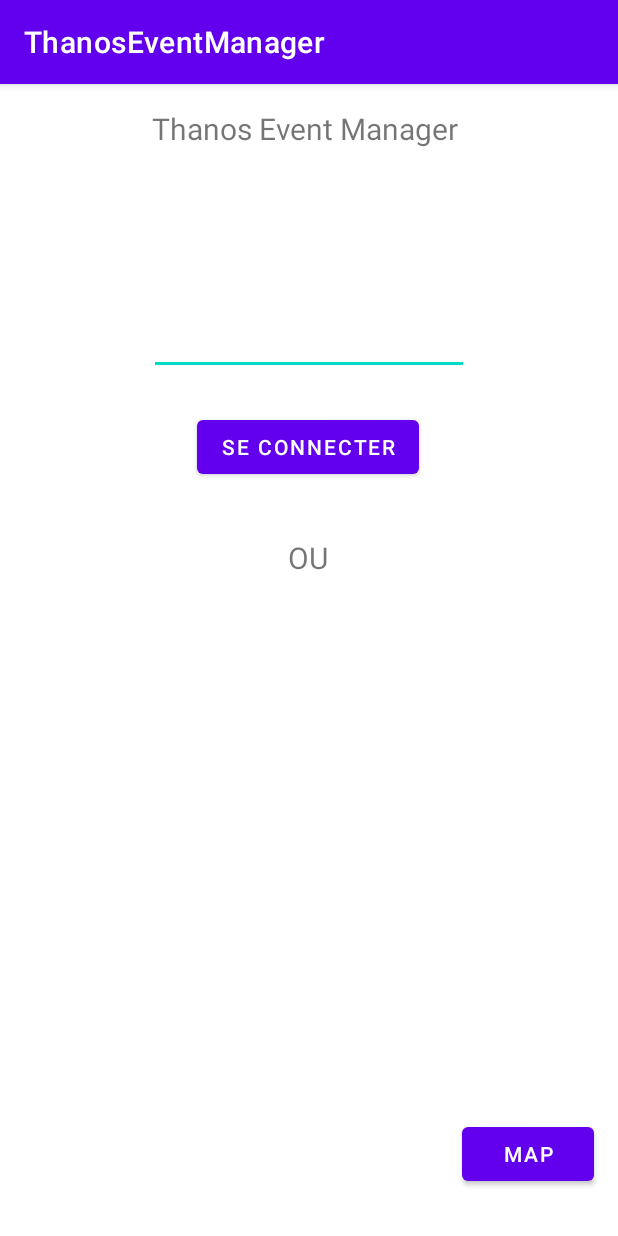
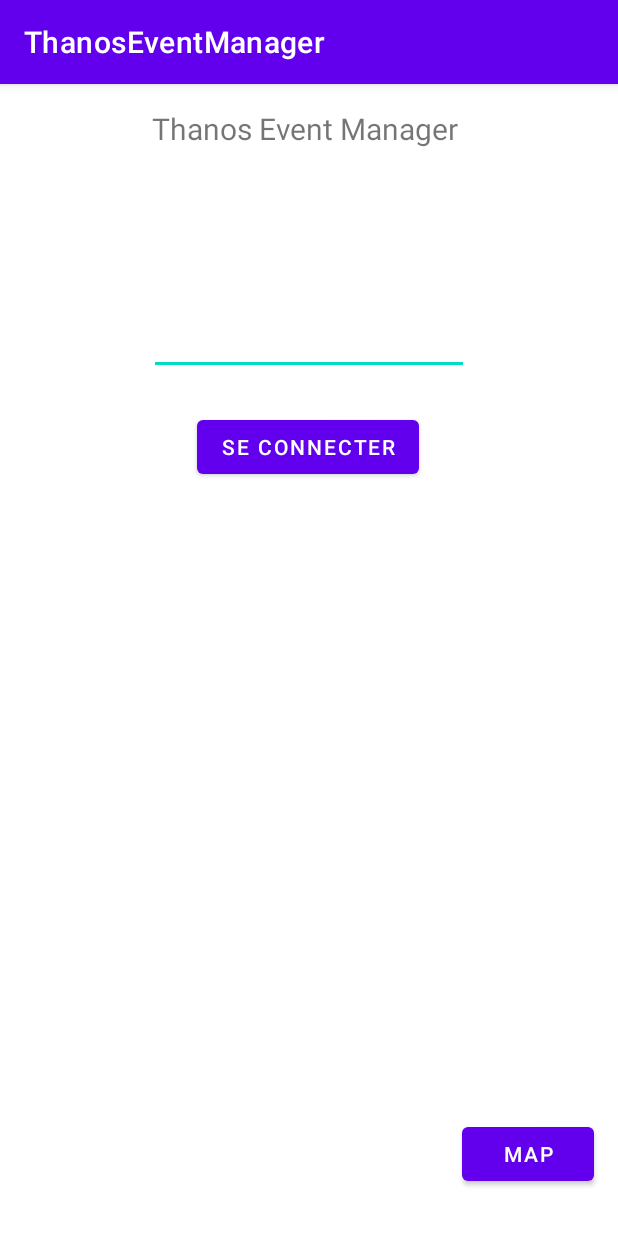
Before and after one commit to BenCrlt/ThanosEventManager, an Android app: the screen it shows after launch (MainActivity), on a phone screen of 412 x 824 dp. Run offline under Robolectric (Android 15) with nearby library versions, the phone set to English and light mode, and no system bars.

Commit message:
update_Antoine_18/12

```diff
--- a/ThanosEventManager/app/src/main/java/com/example/thanoseventmanager/MainActivity.java
+++ b/ThanosEventManager/app/src/main/java/com/example/thanoseventmanager/MainActivity.java
@@ -20,31 +20,37 @@ public class MainActivity extends AppCompatActivity {
     @Override
     protected void onStart() {
         super.onStart();
+        Log.i(TAG, "on start" + getLocalClassName()) ;
     }
 
     @Override
     protected void onStop() {
         super.onStop();
+        Log.i(TAG, "on stop" + getLocalClassName()) ;
     }
 
     @Override
     protected void onDestroy() {
         super.onDestroy();
+        Log.i(TAG, "on destroy" + getLocalClassName()) ;
     }
 
     @Override
     protected void onPause() {
         super.onPause();
+        Log.i(TAG, "on pause" + getLocalClassName()) ;
     }
 
     @Override
     protected void onResume() {
         super.onResume();
+        Log.i(TAG, "on resume" + getLocalClassName()) ;
     }
 
     @Override
     protected void onRestart() {
         super.onRestart();
+        Log.i(TAG, "on restart" + getLocalClassName()) ;
     }
 
     public void onClickMap(View v){
@@ -62,13 +68,4 @@ public class MainActivity extends AppCompatActivity {
         Intent intent_Login = new Intent(this, MainAfterLogin.class) ;
         startActivity(intent_Login) ;
     }
-
-    // Phone Text
-
-
-
-
-    // Bouton Sign In
-
-
 }
--- a/ThanosEventManager/app/src/main/res/layout/activity_main.xml
+++ b/ThanosEventManager/app/src/main/res/layout/activity_main.xml
@@ -41,18 +41,6 @@
         app:layout_constraintStart_toStartOf="parent"
         app:layout_constraintTop_toBottomOf="@+id/textView3" />
 
-    <TextView
-        android:id="@+id/textView2"
-        android:layout_width="wrap_content"
-        android:layout_height="wrap_content"
-        android:layout_marginTop="36dp"
-        android:text="OU"
-        android:textSize="20dp"
-        app:layout_constraintEnd_toEndOf="parent"
-        app:layout_constraintHorizontal_bias="0.498"
-        app:layout_constraintStart_toStartOf="parent"
-        app:layout_constraintTop_toBottomOf="@+id/button_seConnecter" />
-
     <Button
         android:id="@+id/button"
         android:layout_width="wrap_content"
```
Also changed, not shown: ThanosEventManager/app/src/main/AndroidManifest.xml (+4 -6 lines), ThanosEventManager/app/src/main/res/layout/activity_main_after_login.xml (+11 -0 lines).
